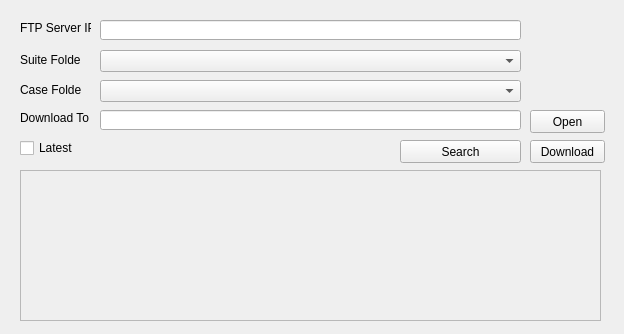
Old version of the form suite/windows/program_index/program_index.ui in the repository jackiejay888/automation.
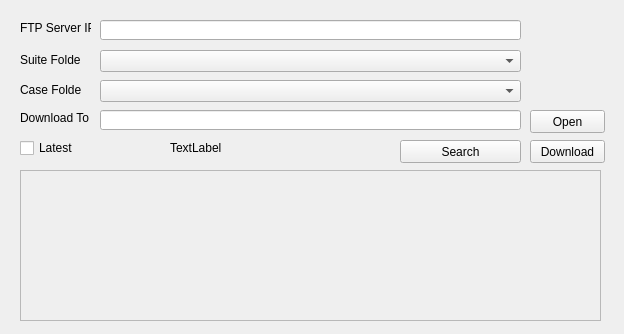
New version of the form.

Commit message: Update the program_index code

Patch:
```diff
--- a/suite/windows/program_index/program_index.ui
+++ b/suite/windows/program_index/program_index.ui
@@ -196,6 +196,19 @@
     <string/>
    </property>
   </widget>
+  <widget class="QLabel" name="label">
+   <property name="geometry">
+    <rect>
+     <x>170</x>
+     <y>140</y>
+     <width>81</width>
+     <height>16</height>
+    </rect>
+   </property>
+   <property name="text">
+    <string>TextLabel</string>
+   </property>
+  </widget>
  </widget>
  <resources/>
  <connections/>
```
Left out of the diff: 2 changed lines with no effect on the pictures. The commit also changes 4 other files.
